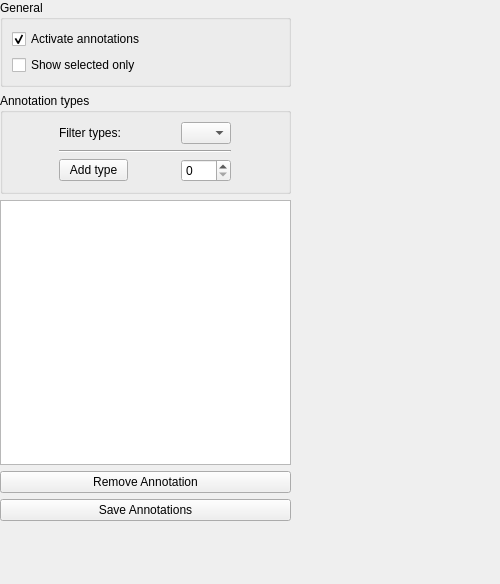
Old version of the form applications/mne_analyze/plugins/annotationmanager/annotationsettingsview.ui in the repository mne-tools/mne-cpp.
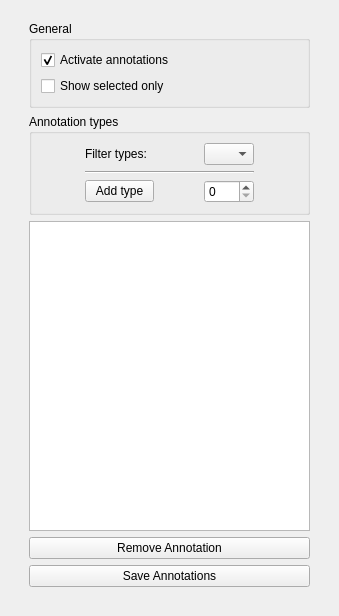
New version of the form.

Commit message: MAINT, FIX: rebuilt annotation control GUI entirely so it looks the same (but better)

What changed in the file:
```diff
--- a/applications/mne_analyze/plugins/annotationmanager/annotationsettingsview.ui
+++ b/applications/mne_analyze/plugins/annotationmanager/annotationsettingsview.ui
@@ -9,12 +9,12 @@
    <rect>
     <x>0</x>
     <y>0</y>
-    <width>500</width>
-    <height>584</height>
+    <width>339</width>
+    <height>616</height>
    </rect>
   </property>
   <property name="sizePolicy">
-   <sizepolicy hsizetype="Preferred" vsizetype="Preferred">
+   <sizepolicy hsizetype="Expanding" vsizetype="Expanding">
     <horstretch>0</horstretch>
     <verstretch>0</verstretch>
    </sizepolicy>
@@ -34,25 +34,29 @@
   <property name="windowTitle">
    <string>Event List</string>
   </property>
-  <widget class="QWidget" name="dockWidgetContents">
-   <property name="geometry">
-    <rect>
-     <x>0</x>
-     <y>0</y>
-     <width>291</width>
-     <height>521</height>
-    </rect>
+  <layout class="QGridLayout" name="gridLayout_4">
+   <item row="0" column="0">
+    <widget class="QWidget" name="dockWidgetContents" native="true">
+     <property name="sizePolicy">
+      <sizepolicy hsizetype="Expanding" vsizetype="Expanding">
+       <horstretch>0</horstretch>
+       <verstretch>0</verstretch>
+      </sizepolicy>
    </property>
    <layout class="QVBoxLayout" name="verticalLayout">
     <item>
-     <layout class="QGridLayout" name="m_gridLayout_Main">
+       <widget class="QWidget" name="widget" native="true">
+        <property name="sizePolicy">
+         <sizepolicy hsizetype="Expanding" vsizetype="Expanding">
+          <horstretch>0</horstretch>
+          <verstretch>0</verstretch>
+         </sizepolicy>
+        </property>
+        <layout class="QVBoxLayout" name="verticalLayout_3">
       <property name="topMargin">
-       <number>0</number>
-      </property>
-      <property name="verticalSpacing">
-       <number>6</number>
-      </property>
-      <item row="0" column="0">
+          <number>1</number>
+         </property>
+         <item>
        <widget class="QGroupBox" name="groupBox">
         <property name="sizePolicy">
          <sizepolicy hsizetype="Expanding" vsizetype="Fixed">
@@ -100,14 +104,7 @@
         </layout>
        </widget>
       </item>
-      <item row="6" column="0">
-       <widget class="QPushButton" name="m_pushButtonDelete">
-        <property name="text">
-         <string>Remove Annotation</string>
-        </property>
-       </widget>
-      </item>
-      <item row="1" column="0">
+         <item>
        <widget class="QGroupBox" name="groupBox_2">
         <property name="sizePolicy">
          <sizepolicy hsizetype="Expanding" vsizetype="Fixed">
@@ -224,20 +221,13 @@
         </layout>
        </widget>
       </item>
-      <item row="7" column="0">
-       <widget class="QPushButton" name="m_pushButtonSave">
-        <property name="text">
-         <string>Save Annotations</string>
-        </property>
-       </widget>
-      </item>
-      <item row="2" column="0">
+         <item>
        <widget class="QTableView" name="m_tableView_eventTableView">
         <property name="enabled">
          <bool>true</bool>
         </property>
         <property name="sizePolicy">
-         <sizepolicy hsizetype="Preferred" vsizetype="Preferred">
+            <sizepolicy hsizetype="Expanding" vsizetype="Expanding">
           <horstretch>0</horstretch>
           <verstretch>0</verstretch>
          </sizepolicy>
@@ -286,10 +276,27 @@
         </property>
        </widget>
       </item>
-     </layout>
+         <item>
+          <widget class="QPushButton" name="m_pushButtonDelete">
+           <property name="text">
+            <string>Remove Annotation</string>
+           </property>
+          </widget>
+         </item>
+         <item>
+          <widget class="QPushButton" name="m_pushButtonSave">
+           <property name="text">
+            <string>Save Annotations</string>
+           </property>
+          </widget>
+         </item>
+        </layout>
+       </widget>
     </item>
    </layout>
   </widget>
+   </item>
+  </layout>
  </widget>
  <tabstops>
   <tabstop>m_checkBox_activateEvents</tabstop>
```
Lines whose indentation alone changed are shown as unchanged. The commit also changes 3 other files.
